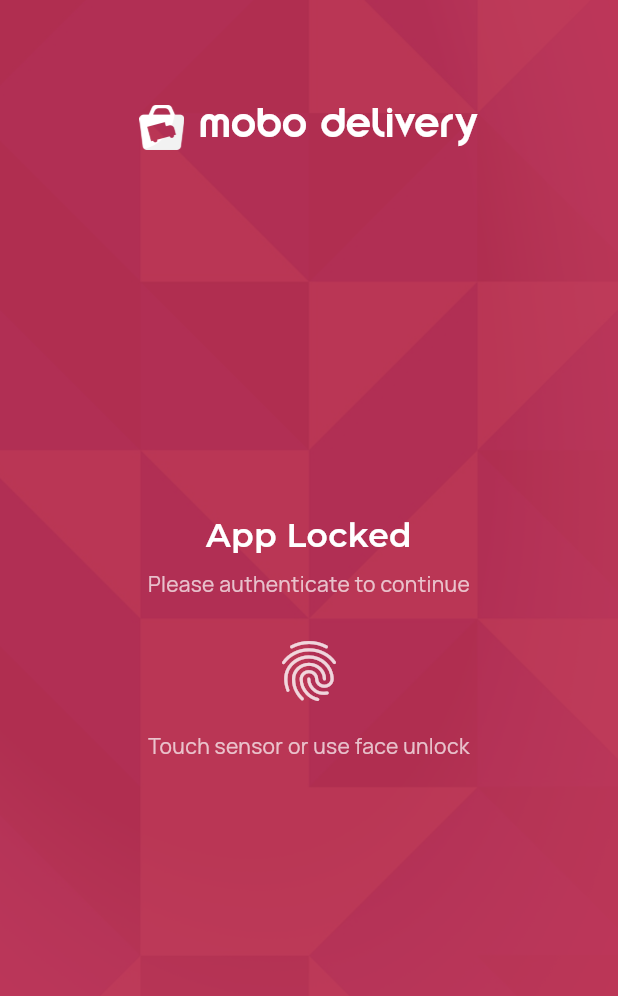
After one commit to mobo-open-source/mobo_delivery, a Flutter app: the AppLockScreen screen opened directly, on a phone screen of 412 x 824 dp. The commit adds this screen. Shown: the top 996 px of the screen. Run offline on Flutter 3.47's test engine with Material 3 defaults, Android fonts, the phone set to English and light mode, and no system bars; our stand-ins replace audioplayers, carousel_slider, connectivity_plus, dots_indicator, dropdown_button2, dropdown_search and 27 more; missing offline and left inert: encrypt, flutter_inappwebview, odoo_rpc, pdfrx; accounts and stored records are empty; network calls fail.

Commit message:
[FIX] hold a failed biometric unlock on a lock screen with a retry, as mobo_sales and mobo_billing do, instead of discarding a still-valid session and sending the user back to sign in

```diff
--- /dev/null
+++ b/lib/LoginPage/views/app_lock_screen.dart
@@ -0,0 +1,328 @@
+import 'package:flutter/material.dart';
+import 'package:google_fonts/google_fonts.dart';
+import 'package:hugeicons/hugeicons.dart';
+
+import '../models/auth_model.dart';
+import '../services/auth_service.dart';
+
+/// Holds a signed-in session behind a biometric prompt.
+///
+/// A failed or cancelled prompt leaves the user here with a retry, never on
+/// the sign-in screen: the stored session is still valid, so sending them
+/// back to type their password would discard a working login over a glance
+/// away from the camera. mobo_sales and mobo_billing lock the same way.
+class AppLockScreen extends StatefulWidget {
+  final VoidCallback? onAuthenticationSuccess;
+
+  const AppLockScreen({super.key, this.onAuthenticationSuccess});
+
+  @override
+  State<AppLockScreen> createState() => _AppLockScreenState();
+}
+
+class _AppLockScreenState extends State<AppLockScreen> {
+  final AuthService _authService = AuthService();
+
+  bool _isAuthenticating = false;
+  bool _authenticationFailed = false;
+  String? _errorMessage;
+
+  @override
+  void initState() {
+    super.initState();
+
+    WidgetsBinding.instance.addPostFrameCallback((_) {
+      _performAuthentication();
+    });
+  }
+
+  Future<void> _performAuthentication() async {
+    if (_isAuthenticating) return;
+
+    setState(() {
+      _isAuthenticating = true;
+      _errorMessage = null;
+    });
+
+    try {
+      final result = await _authService.authenticateWithBiometrics();
+
+      if (!mounted) return;
+
+      setState(() {
+        _isAuthenticating = false;
+      });
+
+      // A device that cannot offer biometrics at all must not be held here:
+      // there would be no way past the lock.
+      if (result == AuthenticationResult.success ||
+          result == AuthenticationResult.unavailable) {
+        setState(() {
+          _authenticationFailed = false;
+          _errorMessage = null;
+        });
+
+        widget.onAuthenticationSuccess?.call();
+      } else {
+        setState(() {
+          _authenticationFailed = true;
+          _errorMessage = result == AuthenticationResult.error
+              ? 'Unexpected authentication error'
+              : 'Authentication failed or was cancelled';
+        });
+      }
+    } catch (e) {
+      if (mounted) {
+        setState(() {
+          _isAuthenticating = false;
+          _authenticationFailed = true;
+          _errorMessage = 'Unexpected authentication error';
+        });
+      }
+    }
+  }
+
+  @override
+  Widget build(BuildContext context) {
+    final isDark = Theme.of(context).brightness == Brightness.dark;
+
+    return Scaffold(
+      body: Stack(
+        children: [
+          Positioned.fill(
+            child: Container(
+              decoration: BoxDecoration(
+                color: isDark ? Colors.grey[950] : Colors.grey[50],
+                image: DecorationImage(
+                  image: const AssetImage('assets/images/background.png'),
+                  fit: BoxFit.cover,
+                  colorFilter: ColorFilter.mode(
+                    isDark
+                        ? Colors.black.withOpacity(1)
+                        : Colors.white.withOpacity(1),
+                    BlendMode.dstATop,
+                  ),
+                ),
+              ),
+            ),
+          ),
+
+          LayoutBuilder(
+            builder: (context, viewportConstraints) {
+              return Column(
+                children: [
+                  SafeArea(
+                    child: Padding(
+                      padding: const EdgeInsets.only(top: 68),
+                      child: _buildAppHeader(),
+                    ),
+                  ),
+
+                  Expanded(
+                    child: SingleChildScrollView(
+                      padding: const EdgeInsets.symmetric(horizontal: 16.0),
+                      child: ConstrainedBox(
+                        constraints: BoxConstraints(
+                          minHeight: viewportConstraints.maxHeight - 180,
+                        ),
+                        child: Center(
+                          child: ConstrainedBox(
+                            constraints: const BoxConstraints(maxWidth: 400),
+                            child: Padding(
+                              padding: const EdgeInsets.symmetric(
+                                horizontal: 24.0,
+                              ),
+                              child: Column(
+                                mainAxisAlignment: MainAxisAlignment.center,
+                                mainAxisSize: MainAxisSize.min,
+                                children: [
+                                  _buildAuthHeader(),
+                                  const SizedBox(height: 24),
+
+                                  if (_isAuthenticating)
+                                    _buildAuthenticatingDisplay()
+                                  else if (_authenticationFailed)
+                                    _buildRetryButton()
+                                  else
+                                    _buildInitialDisplay(),
+                                ],
+                              ),
+                            ),
+                          ),
+                        ),
+                      ),
+                    ),
+                  ),
+                ],
+              );
+            },
+          ),
+        ],
+      ),
+    );
+  }
+
+  Widget _buildAppHeader() {
+    return Row(
+      mainAxisAlignment: MainAxisAlignment.center,
+      children: [
+        Image.asset(
+          'assets/icons/delivery-icon.png',
+          width: 30,
+          height: 30,
+          fit: BoxFit.fitWidth,
+          errorBuilder: (context, error, stackTrace) {
+            return const Icon(
+              HugeIcons.strokeRoundedShippingTruck02,
+              color: Color(0xFFC03355),
+              size: 20,
+            );
+          },
+        ),
+        const SizedBox(width: 10),
+        const Text(
+          'mobo delivery',
+          style: TextStyle(
+            fontFamily: 'Yaro',
+            fontWeight: FontWeight.w400,
+            color: Colors.white,
+            fontSize: 24,
+          ),
+        ),
+      ],
+    );
+  }
+
+  Widget _buildAuthHeader() {
+    return Column(
+      children: [
+        Text(
+          'App Locked',
+          style: GoogleFonts.montserrat(
+            fontWeight: FontWeight.w600,
+            color: Colors.white,
+            fontSize: 22,
+          ),
+          textAlign: TextAlign.center,
+        ),
+        const SizedBox(height: 8),
+
+        Text(
+          'Please authenticate to continue',
+          style: GoogleFonts.manrope(
+            color: Colors.white70,
+            fontSize: 14,
+            fontWeight: FontWeight.w400,
+          ),
+          textAlign: TextAlign.center,
+        ),
+      ],
+    );
+  }
+
+  Widget _buildAuthenticatingDisplay() {
+    return Column(
+      children: [
+        const SizedBox(
+          width: 32,
+          height: 32,
+          child: CircularProgressIndicator(
+            strokeWidth: 3,
+            valueColor: AlwaysStoppedAnimation<Color>(Colors.white),
+          ),
+        ),
+        const SizedBox(height: 16),
+        Text(
+          'Authenticating...',
+          style: GoogleFonts.manrope(
+            color: Colors.white70,
+            fontSize: 16,
+            fontWeight: FontWeight.w500,
+          ),
+        ),
+      ],
+    );
+  }
+
+  Widget _buildRetryButton() {
+    return Column(
+      children: [
+        if (_errorMessage != null) ...[
+          Row(
+            crossAxisAlignment: CrossAxisAlignment.center,
+            children: [
+              const Icon(
+                HugeIcons.strokeRoundedAlertCircle,
+                color: Colors.white,
+                size: 18,
+              ),
+              const SizedBox(width: 6),
+              Expanded(
+                child: Text(
+                  _errorMessage!,
+                  style: const TextStyle(
+                    fontFamily: 'Montserrat',
+                    color: Colors.white,
+                    fontSize: 12,
+                    fontWeight: FontWeight.w400,
+                  ),
+                ),
+              ),
+            ],
+          ),
+          const SizedBox(height: 20),
+        ],
+        SizedBox(
+          height: 48,
+          width: MediaQuery.of(context).size.width * .7,
+          child: ElevatedButton(
+            onPressed: () {
+              setState(() {
+                _authenticationFailed = false;
+                _errorMessage = null;
+              });
+              _performAuthentication();
+            },
+            style: ElevatedButton.styleFrom(
+              backgroundColor: Colors.black,
+              foregroundColor: Colors.white,
+              disabledBackgroundColor: Colors.black.withOpacity(.2),
+              disabledForegroundColor: Colors.white,
+              overlayColor: Colors.transparent,
+              surfaceTintColor: Colors.transparent,
+              elevation: 0,
+              shape: RoundedRectangleBorder(
+                borderRadius: BorderRadius.circular(12),
+              ),
+            ),
+            child: Text(
+              'Try Again',
+              style: GoogleFonts.manrope(
+                fontSize: 14,
+                fontWeight: FontWeight.bold,
+              ),
+            ),
+          ),
+        ),
+      ],
+    );
+  }
+
+  Widget _buildInitialDisplay() {
+    return Column(
+      children: [
+        Icon(Icons.fingerprint, size: 48, color: Colors.white.withOpacity(0.8)),
+        const SizedBox(height: 16),
+        Text(
+          'Touch sensor or use face unlock',
+          style: GoogleFonts.manrope(
+            color: Colors.white70,
+            fontSize: 14,
+            fontWeight: FontWeight.w400,
+          ),
+          textAlign: TextAlign.center,
+        ),
+      ],
+    );
+  }
+}
--- a/lib/LoginPage/views/splash_screen.dart
+++ b/lib/LoginPage/views/splash_screen.dart
@@ -7,7 +7,6 @@ import '../../Update/update_available_page.dart';
 import '../../Update/version_check_service.dart';
 import '../../core/session/database_expiry.dart';
 import '../controllers/auth_controller.dart';
-import '../services/auth_service.dart';
 import '../services/storage_service.dart';
 
 /// The first screen shown when the app launches.
@@ -37,10 +36,7 @@ class _SplashScreenState extends State<SplashScreen> {
   void initState() {
     super.initState();
 
-    _authController = AuthController(
-      authService: AuthService(),
-      storageService: StorageService(),
-    );
+    _authController = AuthController(storageService: StorageService());
 
     _startAuthCheck();
 
```
Also changed, not shown: lib/LoginPage/controllers/auth_controller.dart (+24 -23 lines).
